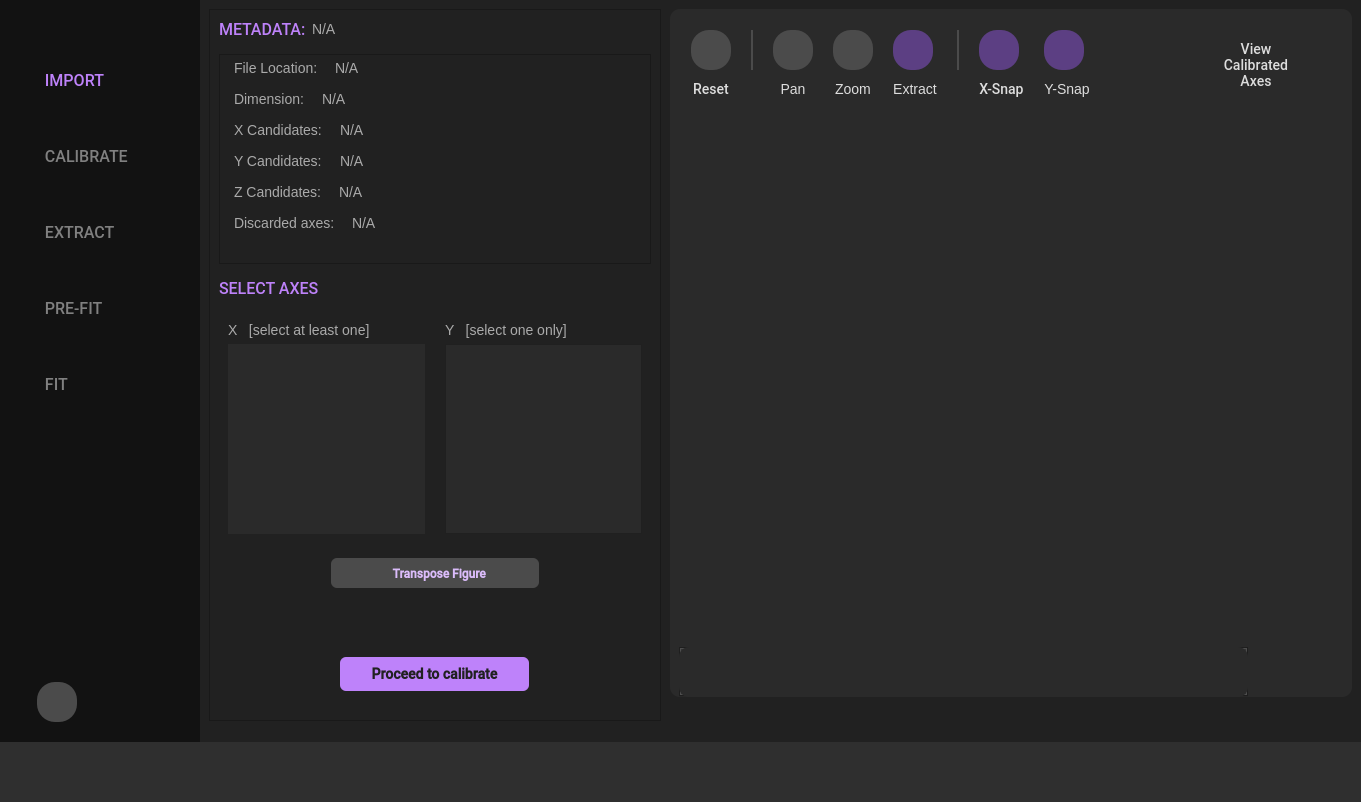
This is resources/ui_window.ui in scqubits/qfit as Qt 5 draws it before an edit. The edited form follows.
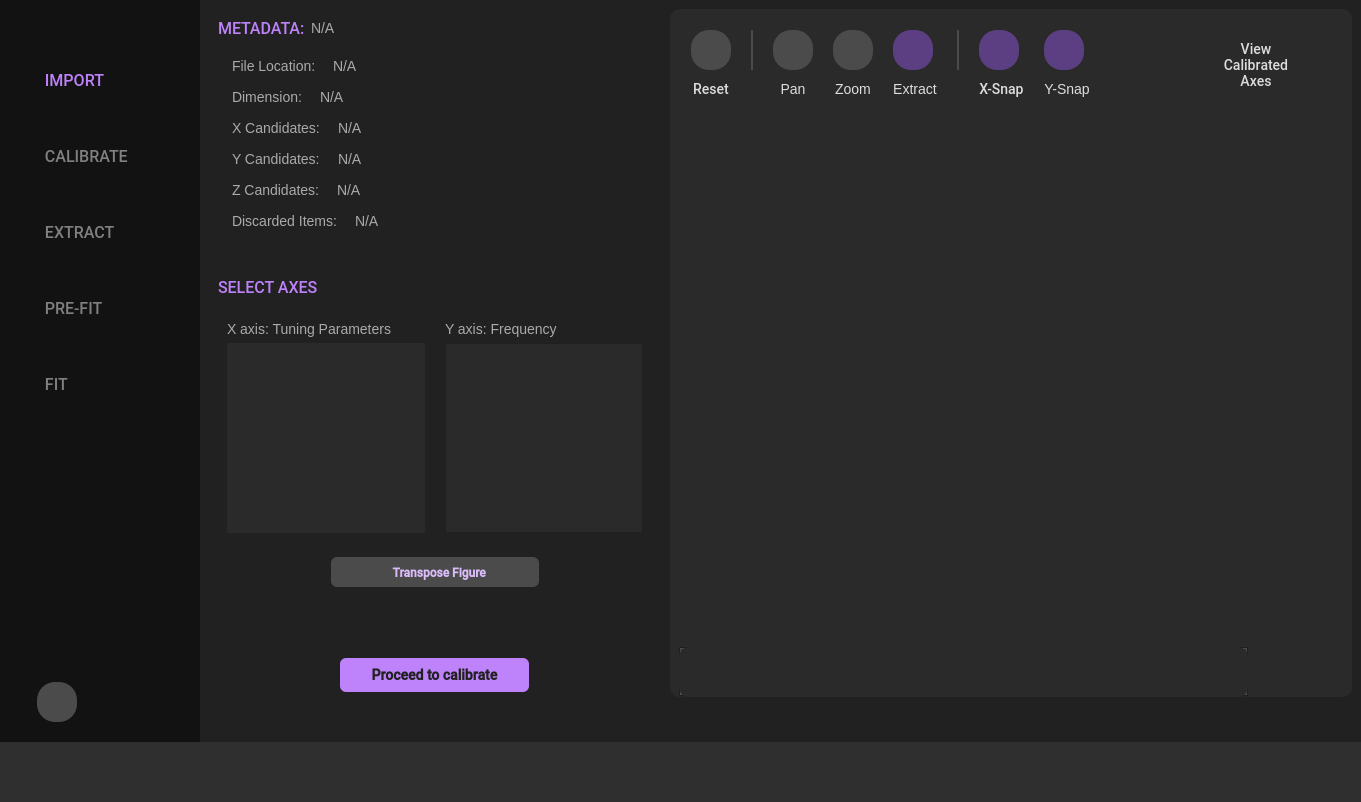
This is the edited form. Icons and pictures are not drawn. Custom widgets are drawn as their Qt base class.

```diff
--- a/resources/ui_window.ui
+++ b/resources/ui_window.ui
@@ -1057,7 +1057,7 @@
            <item>
             <widget class="QFrame" name="frame">
              <property name="frameShape">
-              <enum>QFrame::StyledPanel</enum>
+              <enum>QFrame::NoFrame</enum>
              </property>
              <property name="frameShadow">
               <enum>QFrame::Raised</enum>
@@ -1169,6 +1169,9 @@
                 <property name="styleSheet">
                  <string notr="true">background-color: rgb(33,33,33);</string>
                 </property>
+                <property name="frameShape">
+                 <enum>QFrame::NoFrame</enum>
+                </property>
                 <property name="horizontalScrollBarPolicy">
                  <enum>Qt::ScrollBarAlwaysOff</enum>
                 </property>
@@ -1180,8 +1183,8 @@
                   <rect>
                    <x>0</x>
                    <y>0</y>
-                   <width>418</width>
-                   <height>208</height>
+                   <width>422</width>
+                   <height>210</height>
                   </rect>
                  </property>
                  <property name="sizePolicy">
@@ -1351,7 +1354,7 @@
                         </sizepolicy>
                        </property>
                        <property name="text">
-                        <string>Discarded axes:   </string>
+                        <string>Discarded Items:   </string>
                        </property>
                        <property name="alignment">
                         <set>Qt::AlignLeading|Qt::AlignLeft|Qt::AlignTop</set>
@@ -1644,8 +1647,8 @@
                      <rect>
                       <x>0</x>
                       <y>0</y>
-                      <width>186</width>
-                      <height>180</height>
+                      <width>187</width>
+                      <height>177</height>
                      </rect>
                     </property>
                     <layout class="QVBoxLayout" name="verticalLayout_19"/>
@@ -1661,7 +1664,7 @@
                     </sizepolicy>
                    </property>
                    <property name="text">
-                    <string>Y   [select one only]</string>
+                    <string>Y axis: Frequency  </string>
                    </property>
                    <property name="alignment">
                     <set>Qt::AlignLeading|Qt::AlignLeft|Qt::AlignVCenter</set>
@@ -1677,7 +1680,7 @@
                     </sizepolicy>
                    </property>
                    <property name="text">
-                    <string>X   [select at least one]</string>
+                    <string>X axis: Tuning Parameters</string>
                    </property>
                    <property name="alignment">
                     <set>Qt::AlignLeading|Qt::AlignLeft|Qt::AlignVCenter</set>
@@ -1721,8 +1724,8 @@
                      <rect>
                       <x>0</x>
                       <y>0</y>
-                      <width>188</width>
-                      <height>182</height>
+                      <width>189</width>
+                      <height>179</height>
                      </rect>
                     </property>
                     <layout class="QVBoxLayout" name="verticalLayout_18"/>
```
Left out of the diff: 10 changed lines with no effect on the pictures.
